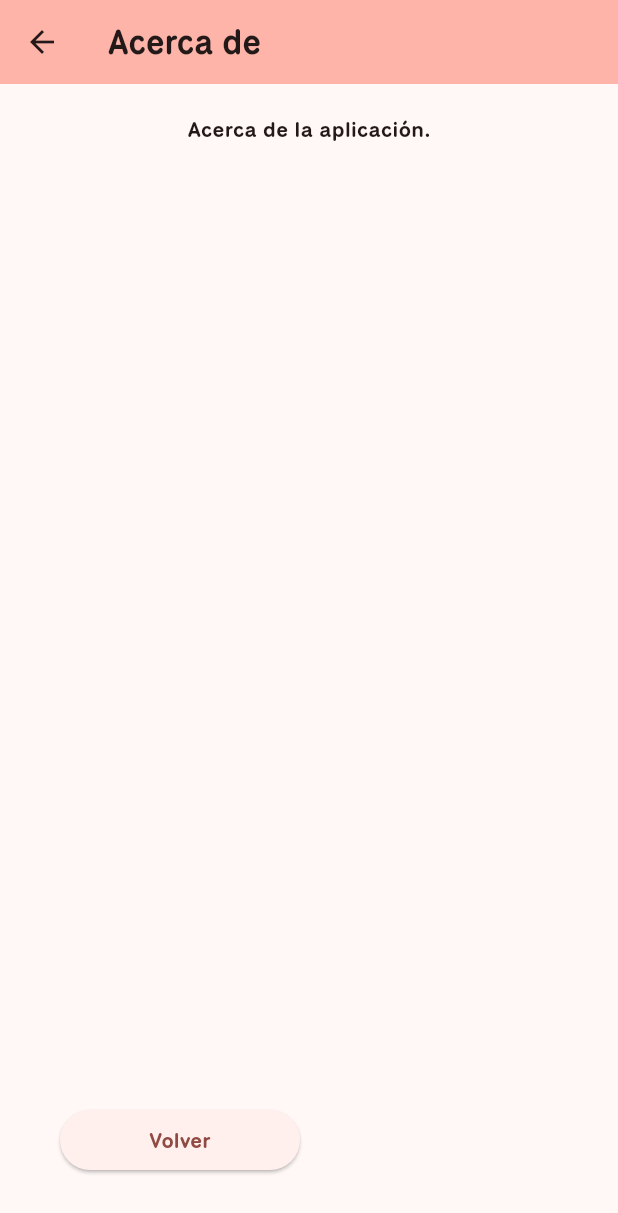
After one commit to franopx/3479A321_2021479001, a Flutter app: the AboutPage screen opened directly, on a phone screen of 412 x 824 dp. The commit adds this screen. Shown: the top 1213 px of the screen. Run offline on Flutter 3.47's test engine with Material 3 defaults, Android fonts, the phone set to English and light mode, and no system bars; our stand-ins replace flutter_svg, logger.

Commit message:
improve all pages

```diff
--- /dev/null
+++ b/lib/pages/about.dart
@@ -0,0 +1,55 @@
+import 'package:flutter/material.dart';
+import 'package:flutter_svg/flutter_svg.dart';
+import 'package:logger/logger.dart';
+
+class AboutPage extends StatelessWidget {
+
+  void onPressed() {
+    return;
+  }
+
+
+  @override
+  Widget build(BuildContext context) {
+
+    Widget content = Container(
+      child:
+        Text('Acerca de la aplicación.'),
+    );
+
+// Botones de navegación
+    Widget navigation_buttons = Container(
+      padding: const EdgeInsets.all(20),
+      child:
+        Row(
+          mainAxisAlignment: MainAxisAlignment.spaceBetween,
+          children: [
+            SizedBox(width: 160,
+              child:
+                ElevatedButton(
+                  onPressed: () {Navigator.pop(context);},
+                  child: const Text('Volver')
+                )
+            ),
+            SizedBox(width: 160)
+          ],
+        ),
+  );
+
+    return Scaffold(
+      appBar: AppBar(
+        backgroundColor: Theme.of(context).colorScheme.inversePrimary,
+        title: const Text('Acerca de')),
+      body: Container(
+        padding: EdgeInsets.all(20),
+        child:
+          Column(
+            children: [
+              Expanded(child: content),
+              navigation_buttons
+            ]
+          )
+      )
+    );
+  }
+}
```
Also changed, not shown: lib/pages/home.dart (+27 -6 lines), lib/pages/list_content.dart (+62 -5 lines).
